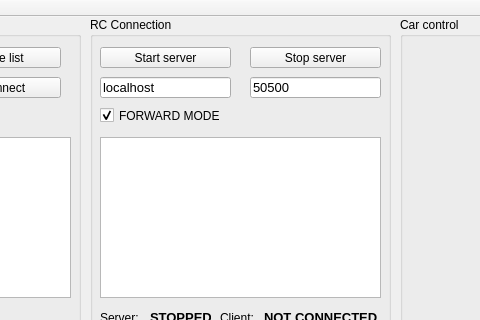
Above: Qt/DFRobot_Server/mainwindow.ui from caffedrine/DFRobot before the change; both pictures show x 230 to 710 and y 0 to 320 of the 883 by 544 pixel window. Below: the same form after it.
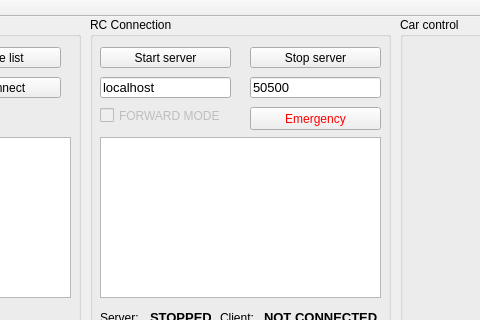
That is the form after the change.

Diff of the .ui file:
```diff
--- a/Qt/DFRobot_Server/mainwindow.ui
+++ b/Qt/DFRobot_Server/mainwindow.ui
@@ -358,6 +358,9 @@
      </property>
     </widget>
     <widget class="QCheckBox" name="forwardModeCheckBox">
+     <property name="enabled">
+      <bool>false</bool>
+     </property>
      <property name="geometry">
       <rect>
        <x>10</x>
@@ -369,8 +372,127 @@
      <property name="text">
       <string>FORWARD MODE</string>
      </property>
-     <property name="checked">
+     <property name="checkable">
       <bool>true</bool>
+     </property>
+     <property name="checked">
+      <bool>false</bool>
+     </property>
+    </widget>
+    <widget class="QPushButton" name="emergencyPushButton">
+     <property name="geometry">
+      <rect>
+       <x>160</x>
+       <y>90</y>
+       <width>131</width>
+       <height>23</height>
+      </rect>
+     </property>
+     <property name="palette">
+      <palette>
+       <active>
+        <colorrole role="WindowText">
+         <brush brushstyle="SolidPattern">
+          <color alpha="255">
+           <red>0</red>
+           <green>0</green>
+           <blue>0</blue>
+          </color>
+         </brush>
+        </colorrole>
+        <colorrole role="Text">
+         <brush brushstyle="SolidPattern">
+          <color alpha="255">
+           <red>0</red>
+           <green>0</green>
+           <blue>0</blue>
+          </color>
+         </brush>
+        </colorrole>
+        <colorrole role="ButtonText">
+         <brush brushstyle="SolidPattern">
+          <color alpha="255">
+           <red>255</red>
+           <green>0</green>
+           <blue>0</blue>
+          </color>
+         </brush>
+        </colorrole>
+       </active>
+       <inactive>
+        <colorrole role="WindowText">
+         <brush brushstyle="SolidPattern">
+          <color alpha="255">
+           <red>0</red>
+           <green>0</green>
+           <blue>0</blue>
+          </color>
+         </brush>
+        </colorrole>
+        <colorrole role="Text">
+         <brush brushstyle="SolidPattern">
+          <color alpha="255">
+           <red>0</red>
+           <green>0</green>
+           <blue>0</blue>
+          </color>
+         </brush>
+        </colorrole>
+        <colorrole role="ButtonText">
+         <brush brushstyle="SolidPattern">
+          <color alpha="255">
+           <red>255</red>
+           <green>0</green>
+           <blue>0</blue>
+          </color>
+         </brush>
+        </colorrole>
+       </inactive>
+       <disabled>
+        <colorrole role="WindowText">
+         <brush brushstyle="SolidPattern">
+          <color alpha="255">
+           <red>120</red>
+           <green>120</green>
+           <blue>120</blue>
+          </color>
+         </brush>
+        </colorrole>
+        <colorrole role="Text">
+         <brush brushstyle="SolidPattern">
+          <color alpha="255">
+           <red>120</red>
+           <green>120</green>
+           <blue>120</blue>
+          </color>
+         </brush>
+        </colorrole>
+        <colorrole role="ButtonText">
+         <brush brushstyle="SolidPattern">
+          <color alpha="255">
+           <red>120</red>
+           <green>120</green>
+           <blue>120</blue>
+          </color>
+         </brush>
+        </colorrole>
+       </disabled>
+      </palette>
+     </property>
+     <property name="font">
+      <font>
+       <weight>50</weight>
+       <bold>false</bold>
+      </font>
+     </property>
+     <property name="contextMenuPolicy">
+      <enum>Qt::DefaultContextMenu</enum>
+     </property>
+     <property name="autoFillBackground">
+      <bool>false</bool>
+     </property>
+     <property name="text">
+      <string>Emergency</string>
      </property>
     </widget>
    </widget>
```
Left out of the diff: 5 changed lines with no effect on the pictures.
